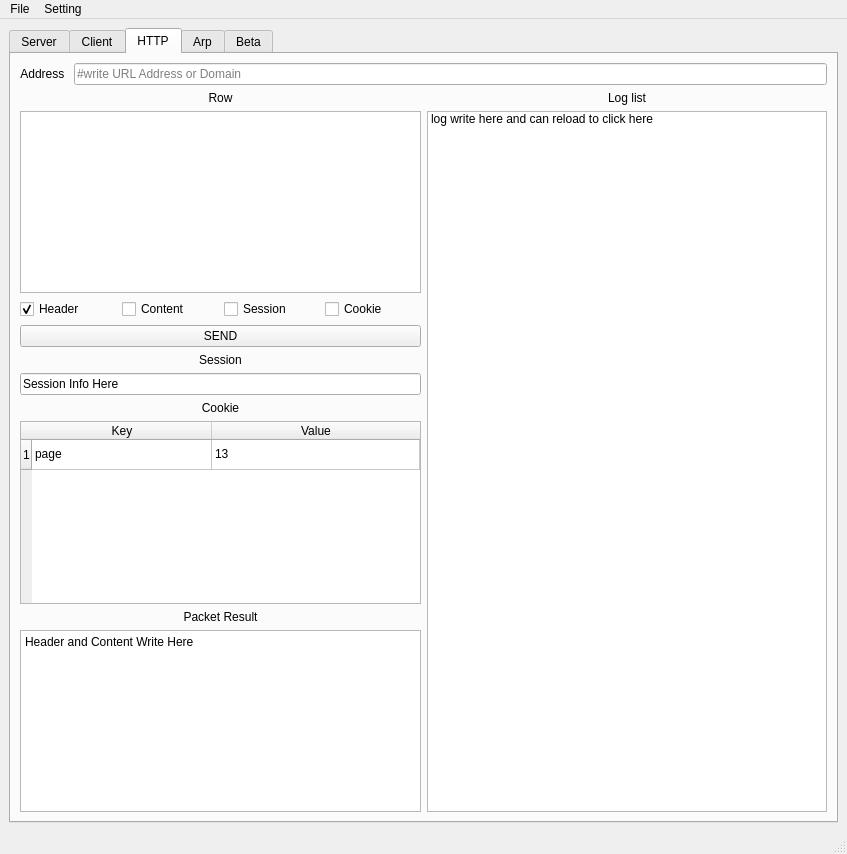
Fhwang0926/socket, file socket_ui.ui: the form before one commit.
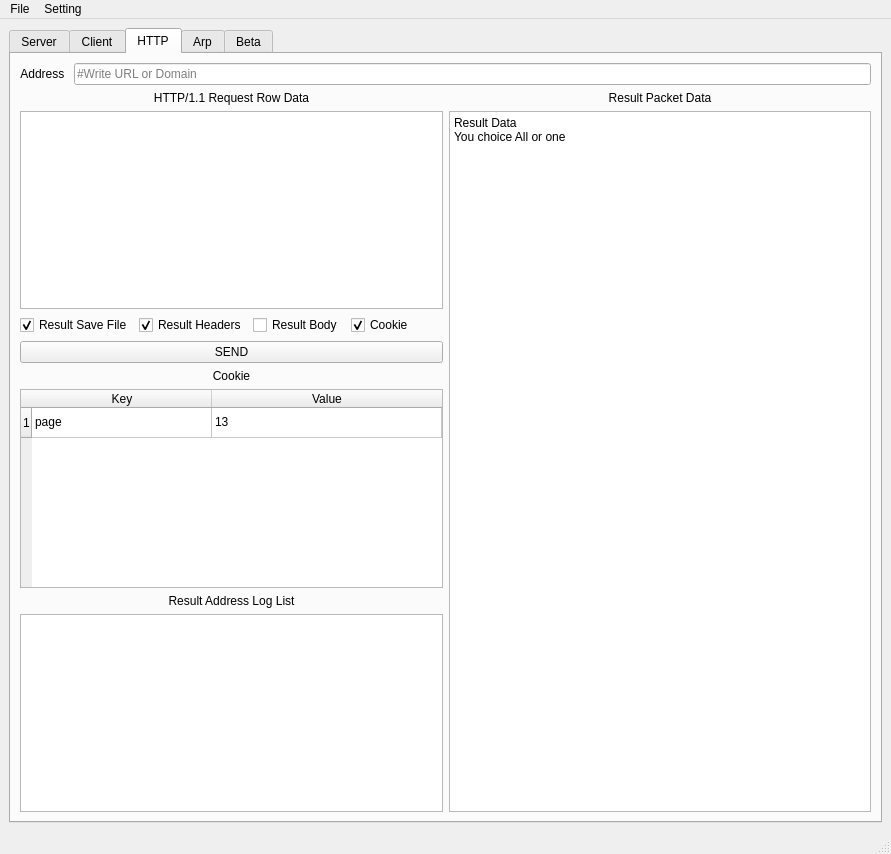
The form after the commit. The open tabs and pages were chosen to show the change.

```diff
--- a/socket_ui.ui
+++ b/socket_ui.ui
@@ -6,7 +6,7 @@
    <rect>
     <x>0</x>
     <y>0</y>
-    <width>847</width>
+    <width>891</width>
     <height>854</height>
    </rect>
   </property>
@@ -308,7 +308,7 @@
               <item>
                <widget class="QLineEdit" name="input_url">
                 <property name="placeholderText">
-                 <string>#write URL Address or Domain</string>
+                 <string>#Write URL or Domain</string>
                 </property>
                </widget>
               </item>
@@ -323,7 +323,7 @@
               <item>
                <widget class="QLabel" name="label_13">
                 <property name="text">
-                 <string>Row</string>
+                 <string>HTTP/1.1 Request Row Data</string>
                 </property>
                 <property name="alignment">
                  <set>Qt::AlignCenter</set>
@@ -338,7 +338,7 @@
                 <item>
                  <widget class="QCheckBox" name="checkBox_3">
                   <property name="text">
-                   <string>Header</string>
+                   <string>Result Save File</string>
                   </property>
                   <property name="checked">
                    <bool>true</bool>
@@ -348,14 +348,17 @@
                 <item>
                  <widget class="QCheckBox" name="checkBox_2">
                   <property name="text">
-                   <string>Content</string>
+                   <string>Result Headers</string>
                   </property>
+                  <property name="checked">
+                   <bool>true</bool>
+                  </property>
                  </widget>
                 </item>
                 <item>
                  <widget class="QCheckBox" name="checkBox_4">
                   <property name="text">
-                   <string>Session</string>
+                   <string>Result Body</string>
                   </property>
                  </widget>
                 </item>
@@ -364,6 +367,9 @@
                   <property name="text">
                    <string>Cookie</string>
                   </property>
+                  <property name="checked">
+                   <bool>true</bool>
+                  </property>
                  </widget>
                 </item>
                </layout>
@@ -376,24 +382,7 @@
                </widget>
               </item>
               <item>
-               <widget class="QLabel" name="label_11">
-                <property name="text">
-                 <string>Session</string>
-                </property>
-                <property name="alignment">
-                 <set>Qt::AlignCenter</set>
-                </property>
-               </widget>
-              </item>
-              <item>
-               <widget class="QLineEdit" name="lineEdit">
-                <property name="text">
-                 <string>Session Info Here</string>
-                </property>
-               </widget>
-              </item>
-              <item>
-               <widget class="QLabel" name="label_10">
+               <widget class="QLabel" name="l_cookie">
                 <property name="text">
                  <string>Cookie</string>
                 </property>
@@ -403,7 +392,13 @@
                </widget>
               </item>
               <item>
-               <widget class="QTableWidget" name="tableWidget_2">
+               <widget class="QTableWidget" name="http_cookies">
+                <property name="sortingEnabled">
+                 <bool>true</bool>
+                </property>
+                <property name="rowCount">
+                 <number>1</number>
+                </property>
                 <attribute name="horizontalHeaderCascadingSectionResizes">
                  <bool>false</bool>
                 </attribute>
@@ -449,7 +444,7 @@
               <item>
                <widget class="QLabel" name="label_9">
                 <property name="text">
-                 <string>Packet Result</string>
+                 <string>Result Address Log List</string>
                 </property>
                 <property name="alignment">
                  <set>Qt::AlignCenter</set>
@@ -457,11 +452,7 @@
                </widget>
               </item>
               <item>
-               <widget class="QPlainTextEdit" name="plainTextEdit">
-                <property name="plainText">
-                 <string>Header and Content Write Here</string>
-                </property>
-               </widget>
+               <widget class="QListWidget" name="http_log_list"/>
               </item>
              </layout>
             </item>
@@ -470,7 +461,7 @@
               <item>
                <widget class="QLabel" name="label_8">
                 <property name="text">
-                 <string>Log list</string>
+                 <string>Result Packet Data</string>
                 </property>
                 <property name="alignment">
                  <set>Qt::AlignCenter</set>
@@ -478,12 +469,11 @@
                </widget>
               </item>
               <item>
-               <widget class="QListWidget" name="listWidget">
-                <item>
-                 <property name="text">
-                  <string>log write here and can reload to click here</string>
-                 </property>
-                </item>
+               <widget class="QPlainTextEdit" name="http_res">
+                <property name="plainText">
+                 <string>Result Data
+You choice All or one</string>
+                </property>
                </widget>
               </item>
              </layout>
@@ -792,7 +782,7 @@
     <rect>
      <x>0</x>
      <y>0</y>
-     <width>847</width>
+     <width>891</width>
      <height>26</height>
     </rect>
    </property>
```
Left out of the diff: 23 changed lines with no effect on the pictures.
